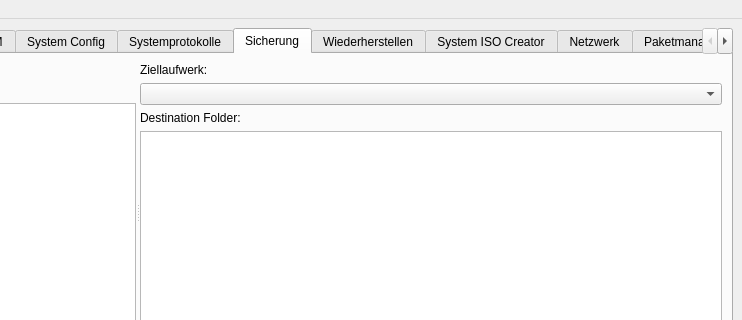
The window that mainwindow.ui (Henry2o1o/CachyOsTools) describes before a commit, drawn with Qt 5; both pictures show x 467 to 1209 and y 0 to 320 of the 1209 by 760 pixel window.
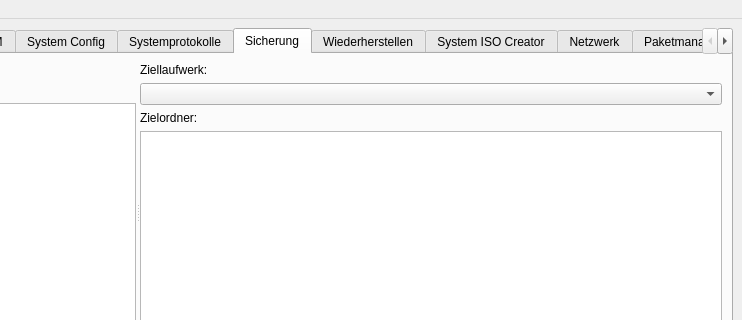
The same window after the commit. The open tabs and pages were chosen to show the change.

What changed in the file:
```diff
--- a/mainwindow.ui
+++ b/mainwindow.ui
@@ -2290,7 +2290,7 @@
             <item>
              <widget class="QLabel" name="destPathLabel">
               <property name="text">
-               <string>Destination Folder:</string>
+               <string>Zielordner:</string>
               </property>
              </widget>
             </item>
```
